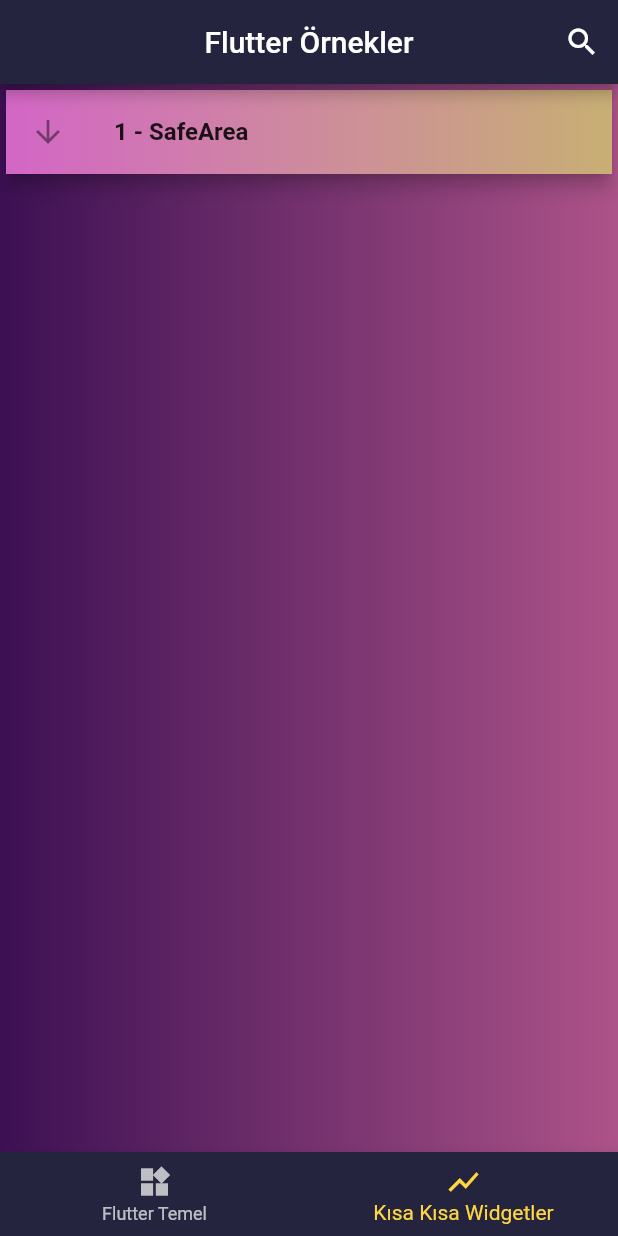
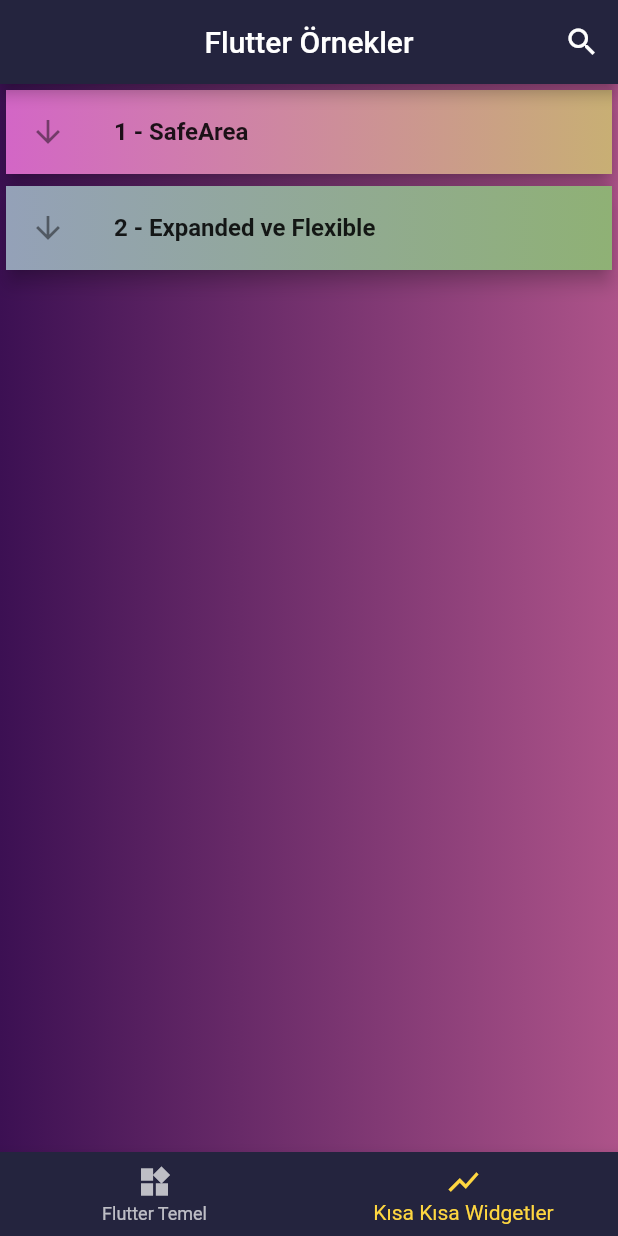
Before and after one commit to NecipAkgz/Flutter-Ornekler, a Flutter app: the screen it shows after launch, item 2 of the bottom bar chosen, on a phone screen of 412 x 824 dp. Run offline on Flutter 3.47's test engine with Material 2 defaults, Android fonts, the phone set to English and light mode, and no system bars; our stand-ins replace flushbar, shared_preferences, sqflite, validators; accounts and stored records are empty.

Commit message:
expanded ve flexible eklendi

```diff
--- a/lib/anaEkran/anaSayfa.dart
+++ b/lib/anaEkran/anaSayfa.dart
@@ -2,6 +2,13 @@ import 'package:flutter_ornekler/anaEkran/arama_islemleri.dart';
 import 'package:flutter_ornekler/yardimci_siniflar/rasgele_renk.dart';
 import 'package:flutter_ornekler/yardimci_siniflar/sayfalar.dart';
 import 'package:flutter/material.dart';
+
+const _gradientColor = LinearGradient(colors: [
+  Color(0xFF3c1053),
+  Color(0xFFad5389),
+]);
+
+const _textStyle = TextStyle(fontWeight: FontWeight.w600);
 
 class AnaSayfa extends StatefulWidget {
   @override
@@ -54,7 +61,7 @@ class _AnaSayfaState extends State<AnaSayfa> {
       case 0:
         return _flutterTemel();
       case 1:
-        return _kisa_kisa_widgetler();
+        return _kisaKisaWidgetler();
     }
   }
 
@@ -74,12 +81,7 @@ class _AnaSayfaState extends State<AnaSayfa> {
   Widget _flutterTemel() {
     return Container(
       decoration: BoxDecoration(
-        gradient: LinearGradient(
-          colors: [
-            Color(0xFF3c1053),
-            Color(0xFFad5389),
-          ],
-        ),
+        gradient: _gradientColor,
       ),
       child: ListView.builder(
         itemCount: FLUTTER_TEMEL.length,
@@ -87,14 +89,7 @@ class _AnaSayfaState extends State<AnaSayfa> {
           return Card(
             elevation: 5,
             child: Container(
-              decoration: BoxDecoration(
-                gradient: LinearGradient(
-                  colors: [
-                    RasgeleRenk.renkUret(minBrightness: 100),
-                    RasgeleRenk.renkUret(minBrightness: 100),
-                  ],
-                ),
-              ),
+              decoration: _boxDecoration(),
               child: ListTile(
                 leading: Icon(Icons.arrow_downward),
                 onTap: () => Navigator.pushNamed(
@@ -103,9 +98,7 @@ class _AnaSayfaState extends State<AnaSayfa> {
                 ),
                 title: Text(
                   "${index + 1} - ${FLUTTER_TEMEL[index]["baslik"]}",
-                  style: TextStyle(
-                    fontWeight: FontWeight.w600,
-                  ),
+                  style: _textStyle,
                 ),
               ),
             ),
@@ -115,15 +108,10 @@ class _AnaSayfaState extends State<AnaSayfa> {
     );
   }
 
-  Widget _kisa_kisa_widgetler() {
+  Widget _kisaKisaWidgetler() {
     return Container(
       decoration: BoxDecoration(
-        gradient: LinearGradient(
-          colors: [
-            Color(0xFF3c1053),
-            Color(0xFFad5389),
-          ],
-        ),
+        gradient: _gradientColor,
       ),
       child: ListView.builder(
         itemCount: KISA_KISA_WIDGETLER.length,
@@ -131,14 +119,7 @@ class _AnaSayfaState extends State<AnaSayfa> {
           return Card(
             elevation: 5,
             child: Container(
-              decoration: BoxDecoration(
-                gradient: LinearGradient(
-                  colors: [
-                    RasgeleRenk.renkUret(minBrightness: 100),
-                    RasgeleRenk.renkUret(minBrightness: 100),
-                  ],
-                ),
-              ),
+              decoration: _boxDecoration(),
               child: ListTile(
                 leading: Icon(Icons.arrow_downward),
                 onTap: () => Navigator.pushNamed(
@@ -147,9 +128,7 @@ class _AnaSayfaState extends State<AnaSayfa> {
                 ),
                 title: Text(
                   "${index + 1} - ${KISA_KISA_WIDGETLER[index]["baslik"]}",
-                  style: TextStyle(
-                    fontWeight: FontWeight.w600,
-                  ),
+                  style: _textStyle,
                 ),
               ),
             ),
@@ -158,4 +137,15 @@ class _AnaSayfaState extends State<AnaSayfa> {
       ),
     );
   }
+
+  BoxDecoration _boxDecoration() {
+    return BoxDecoration(
+      gradient: LinearGradient(
+        colors: [
+          RasgeleRenk.renkUret(minBrightness: 100),
+          RasgeleRenk.renkUret(minBrightness: 100),
+        ],
+      ),
+    );
+  }
 }
--- a/lib/main.dart
+++ b/lib/main.dart
@@ -9,7 +9,7 @@ class MyApp extends StatelessWidget {
     return MaterialApp(
       debugShowCheckedModeBanner: false,
       routes: rotalar,
-      // home: SafeAreaDemo(),
+      // home: ExpandedVeFlexible(),
     );
   }
 }
--- a/lib/rotalar.dart
+++ b/lib/rotalar.dart
@@ -1,4 +1,5 @@
 import 'package:flutter_ornekler/anaEkran/anaSayfa.dart';
+import 'package:flutter_ornekler/kisa_kisa_widgetler/expanded_flexible.dart';
 import 'package:flutter_ornekler/kisa_kisa_widgetler/safeArea.dart';
 import 'package:flutter_ornekler/sayfalar/alertDialog.dart';
 import 'package:flutter_ornekler/sayfalar/botton_navigation.dart';
@@ -60,4 +61,5 @@ var rotalar = {
   SayfaIsimleri.SHAREDPREFERANCE: (context) => SharedPreferanceDemo(),
   SayfaIsimleri.SQFLITE: (context) => SQLiteDemo(),
   SayfaIsimleri.SAFEAREA: (context) => SafeAreaDemo(),
+  SayfaIsimleri.EXPANDED_FLEXIBLE: (context) => ExpandedVeFlexible(),
 };
--- a/lib/yardimci_siniflar/sayfa_isimleri.dart
+++ b/lib/yardimci_siniflar/sayfa_isimleri.dart
@@ -29,4 +29,5 @@ class SayfaIsimleri {
   static const SHAREDPREFERANCE = "SharedPreferance";
   static const SQFLITE = "SQLite (SQFLite)";
   static const SAFEAREA = "SafeArea";
+  static const EXPANDED_FLEXIBLE = "Expanded ve Flexible";
 }
--- a/lib/yardimci_siniflar/sayfalar.dart
+++ b/lib/yardimci_siniflar/sayfalar.dart
@@ -117,4 +117,8 @@ const KISA_KISA_WIDGETLER = [
     "baslik": SayfaIsimleri.SAFEAREA,
     "sayfaAdi": SayfaIsimleri.SAFEAREA,
   },
+  {
+    "baslik": SayfaIsimleri.EXPANDED_FLEXIBLE,
+    "sayfaAdi": SayfaIsimleri.EXPANDED_FLEXIBLE,
+  },
 ];
```
Also changed, not shown: lib/isimlendirilmis_routeler/isimlendirilmis_route.dart (deleted, +0 -60 lines), lib/isimlendirilmis_routeler/model_route.dart (deleted, +0 -78 lines), lib/isimlendirilmis_routeler/onGenerate_route.dart (deleted, +0 -121 lines), lib/kisa_kisa_widgetler/expanded_flexible.dart (added, +139 -0 lines), lib/sayfalar/isimlendirilmis_routeler/isimlendirilmis_route.dart (added, +60 -0 lines), lib/sayfalar/isimlendirilmis_routeler/model_route.dart (added, +78 -0 lines), lib/sayfalar/isimlendirilmis_routeler/onGenerate_route.dart (added, +121 -0 lines).
